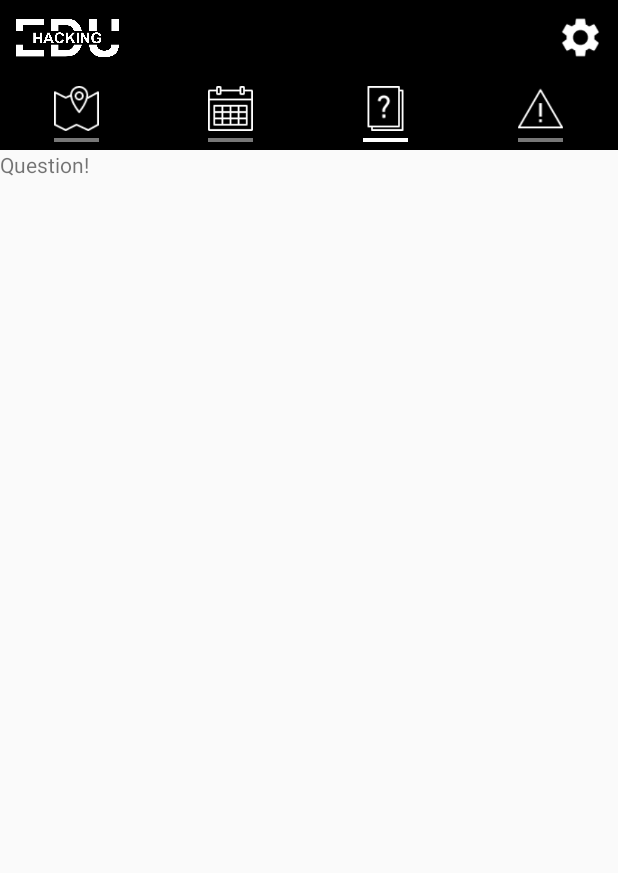
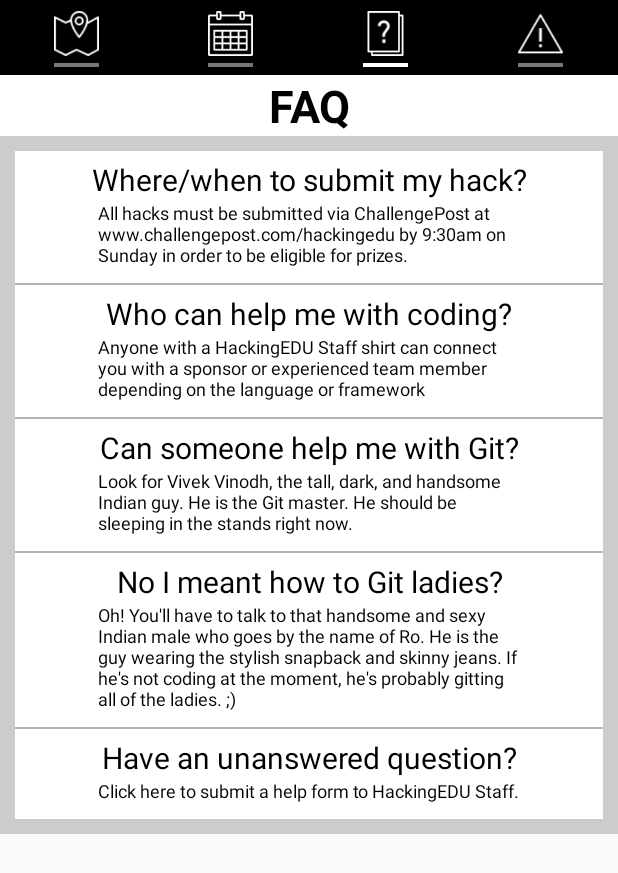
Before and after one commit to HackingEDU/HackingEDU.AndroidApp, an Android app: the screen it shows after launch (HomeActivity), after a tap on an icon or button, on a phone screen of 412 x 824 dp. Shown: the top 873 px of the screen. Run offline under Robolectric (Android 15) with nearby library versions, the phone set to English and light mode, and no system bars; 2 other taps on this screen came first.

Commit message:
FAQ page

```diff
--- /dev/null
+++ b/app/src/main/java/co/hackingedu/app/FAQ.java
@@ -0,0 +1,24 @@
+package co.hackingedu.app;
+
+/**
+ * Created by brandonkelley on 8/5/15.
+ */
+public class FAQ {
+
+	private String question;
+	private String answer;
+
+	public FAQ(String question, String answer) {
+		this.question = question;
+		this.answer = answer;
+	}
+
+	public String getQuestion() {
+		return question;
+	}
+
+	public String getAnswer() {
+		return answer;
+	}
+
+}
--- /dev/null
+++ b/app/src/main/java/co/hackingedu/app/FAQAdapter.java
@@ -0,0 +1,68 @@
+package co.hackingedu.app;
+
+import android.content.Context;
+import android.view.LayoutInflater;
+import android.view.View;
+import android.view.ViewGroup;
+import android.widget.BaseAdapter;
+import android.widget.TextView;
+
+import java.util.ArrayList;
+
+/**
+ * Created by brandonkelley on 8/5/15.
+ */
+public class FAQAdapter extends BaseAdapter {
+
+	private ArrayList<FAQ> items;
+	private LayoutInflater inflater;
+
+	public FAQAdapter(Context context, ArrayList<FAQ> items) {
+		this.items = items;
+		inflater = LayoutInflater.from(context);
+	}
+
+	@Override
+	public int getCount() {
+		return items.size();
+	}
+
+	@Override
+	public FAQ getItem(int index) {
+		return items.get(index);
+	}
+
+	@Override
+	public long getItemId(int index) {
+		return index;
+	}
+
+	@Override
+	public View getView(int index, View view, ViewGroup parent) {
+
+		ViewHolder holder;
+
+		if (view == null) {
+			view = inflater.inflate(R.layout.fragment_home_question_view, null);
+			holder = new ViewHolder();
+			holder.question = (TextView) view.findViewById(R.id.question_q);
+			holder.answer = (TextView) view.findViewById(R.id.question_a);
+			view.setTag(holder);
+		} else {
+			holder = (ViewHolder) view.getTag();
+		}
+
+		FAQ item = items.get(index);
+		holder.question.setText(item.getQuestion());
+		holder.answer.setText(item.getAnswer());
+
+		return view;
+
+	}
+
+	private static class ViewHolder {
+		TextView question;
+		TextView answer;
+	}
+
+}
--- a/app/src/main/java/co/hackingedu/app/HomeActivity.java
+++ b/app/src/main/java/co/hackingedu/app/HomeActivity.java
@@ -1,26 +1,27 @@
 package co.hackingedu.app;
 
 import android.app.Activity;
+import android.content.Context;
 import android.content.res.Resources;
 import android.os.Bundle;
-import android.view.LayoutInflater;
 import android.view.View;
 import android.view.ViewGroup;
+import android.view.inputmethod.InputMethodManager;
+import android.widget.AdapterView;
+import android.widget.ListView;
+
+import java.util.ArrayList;
 
 public class HomeActivity extends Activity {
 
-	private ViewGroup map;
-	private ViewGroup cal;
-	private ViewGroup quest;
-	private ViewGroup alert;
-	private ViewGroup content;
-	private ViewGroup currentSelected;
+	private static final int MAP_TAB = 0;
+	private static final int CAL_TAB = 1;
+	private static final int FAQ_TAB = 2;
+	private static final int ALERT_TAB = 3;
 
-	private View inflatedMap;
-	private View inflatedCal;
-	private View inflatedQuest;
-	private View inflatedAlert;
-	private View currentInflated;
+	private Navbar nav;
+	private Resources r;
+	private int previousTab;
 
 	@Override
 	protected void onCreate(Bundle savedInstanceState) {
@@ -28,120 +29,89 @@ public class HomeActivity extends Activity {
 		super.onCreate(savedInstanceState);
 		setContentView(R.layout.activity_home);
 
-		setViews();
-		setLayouts();
-		setNavListeners();
-		inflateMapLayout();
+		r = getResources();
+		previousTab = -1;
+
+		setNavbar();
+		populateFAQ();
 
 	}
 
-	private void setViews() {
+	private void setNavbar() {
 
-		map = (ViewGroup) findViewById(R.id.nav_map);
-		cal = (ViewGroup) findViewById(R.id.nav_calendar);
-		quest = (ViewGroup) findViewById(R.id.nav_question);
-		alert = (ViewGroup) findViewById(R.id.nav_alert);
-		content = (ViewGroup) findViewById(R.id.content);
+		ViewGroup map = (ViewGroup) findViewById(R.id.nav_map);
+		ViewGroup cal = (ViewGroup) findViewById(R.id.nav_calendar);
+		ViewGroup quest = (ViewGroup) findViewById(R.id.nav_question);
+		ViewGroup alert = (ViewGroup) findViewById(R.id.nav_alert);
+		ViewGroup content = (ViewGroup) findViewById(R.id.content);
+
+		nav = new Navbar(content, getLayoutInflater());
+
+		nav.addTab(map, R.layout.fragment_home_map);
+		nav.addTab(cal, R.layout.fragment_home_calendar);
+		nav.addTab(quest, R.layout.fragment_home_question);
+		nav.addTab(alert, R.layout.fragment_home_alert);
+
+		nav.attachListeners();
 
 	}
 
-	private void setLayouts() {
+	private void populateFAQ() {
 
-		LayoutInflater inflater = getLayoutInflater();
-		inflatedMap = inflater.inflate(R.layout.fragment_home_map, null);
-		inflatedCal = inflater.inflate(R.layout.fragment_home_calendar, null);
-		inflatedQuest = inflater.inflate(R.layout.fragment_home_question, null);
-		inflatedAlert = inflater.inflate(R.layout.fragment_home_alert, null);
+		nav.setTab(FAQ_TAB);
 
-	}
+		FAQ first = new FAQ(r.getString(R.string.q1), r.getString(R.string.a1));
+		FAQ second = new FAQ(r.getString(R.string.q2), r.getString(R.string.a2));
+		FAQ third = new FAQ(r.getString(R.string.q3), r.getString(R.string.a3));
+		FAQ fourth = new FAQ(r.getString(R.string.q4), r.getString(R.string.a4));
+		FAQ fifth = new FAQ(r.getString(R.string.q5), r.getString(R.string.a5));
 
-	private void setNavListeners() {
+		ArrayList<FAQ> FAQs = new ArrayList<FAQ>();
+		FAQs.add(first);
+		FAQs.add(second);
+		FAQs.add(third);
+		FAQs.add(fourth);
+		FAQs.add(fifth);
 
-		map.setOnClickListener(new View.OnClickListener() {
+		FAQAdapter adapter = new FAQAdapter(this, FAQs);
+		ListView FAQlist = (ListView) findViewById(R.id.faq_list);
+
+		FAQlist.setAdapter(adapter);
+		FAQlist.setOnItemClickListener(new AdapterView.OnItemClickListener() {
 			@Override
-			public void onClick(View v) {
-				if (currentSelected != map) {
-
-					content.removeView(currentInflated);
-					content.addView(inflatedMap);
-
-					Resources r = getResources();
-					currentSelected.getChildAt(1).setBackgroundColor(r.getColor(R.color.grey));
-					map.getChildAt(1).setBackgroundColor(r.getColor(R.color.white));
-
-					currentSelected = map;
-					currentInflated = inflatedMap;
-
+			public void onItemClick(AdapterView<?> parent, View view, int position, long id) {
+				if (id == 4) {
+					nav.inflateView(R.layout.fragment_home_question_form);
+					findViewById(R.id.help_form_submit).setOnClickListener(new View.OnClickListener() {
+						@Override
+						public void onClick(View v) {
+							View current = getWindow().getCurrentFocus();
+							if (current != null) {
+								InputMethodManager manager = (InputMethodManager) getSystemService(Context.INPUT_METHOD_SERVICE);
+								manager.hideSoftInputFromWindow(current.getWindowToken(), 0);
+							}
+							nav.deflateView();
+						}
+					});
 				}
 			}
 		});
 
-		cal.setOnClickListener(new View.OnClickListener() {
-			@Override
-			public void onClick(View v) {
-				if (currentSelected != cal) {
-
-					content.removeView(currentInflated);
-					content.addView(inflatedCal);
-
-					Resources r = getResources();
-					currentSelected.getChildAt(1).setBackgroundColor(r.getColor(R.color.grey));
-					cal.getChildAt(1).setBackgroundColor(r.getColor(R.color.white));
-
-					currentSelected = cal;
-					currentInflated = inflatedCal;
-
-				}
-			}
-		});
-
-		quest.setOnClickListener(new View.OnClickListener() {
-			@Override
-			public void onClick(View v) {
-				if (currentSelected != quest) {
-
-					content.removeView(currentInflated);
-					content.addView(inflatedQuest);
-
-					Resources r = getResources();
-					currentSelected.getChildAt(1).setBackgroundColor(r.getColor(R.color.grey));
-					quest.getChildAt(1).setBackgroundColor(r.getColor(R.color.white));
-
-					currentSelected = quest;
-					currentInflated = inflatedQuest;
-
-				}
-			}
-		});
-
-		alert.setOnClickListener(new View.OnClickListener() {
-			@Override
-			public void onClick(View v) {
-				if (currentSelected != alert) {
-
-					content.removeView(currentInflated);
-					content.addView(inflatedAlert);
-
-					Resources r = getResources();
-					currentSelected.getChildAt(1).setBackgroundColor(r.getColor(R.color.grey));
-					alert.getChildAt(1).setBackgroundColor(r.getColor(R.color.white));
-
-					currentSelected = alert;
-					currentInflated = inflatedAlert;
-
-				}
-			}
-		});
+		nav.resetTab();
 
 	}
 
-	private void inflateMapLayout() {
-
-		content.addView(inflatedMap);
-		map.getChildAt(1).setBackgroundColor(getResources().getColor(R.color.white));
-		currentSelected = map;
-		currentInflated = inflatedMap;
-
+	@Override
+	public void onBackPressed() {
+		if (previousTab == -1) {
+			super.onBackPressed();
+		} else if (nav.hasInflated()) {
+			nav.deflateView();
+		} else {
+			int temp = nav.getTab();
+			nav.setTab(previousTab);
+			previousTab = temp;
+		}
 	}
 
 }
--- /dev/null
+++ b/app/src/main/java/co/hackingedu/app/Navbar.java
@@ -0,0 +1,103 @@
+package co.hackingedu.app;
+
+import android.content.res.Resources;
+import android.view.LayoutInflater;
+import android.view.View;
+import android.view.ViewGroup;
+
+import java.util.ArrayList;
+
+public class Navbar {
+
+	private ArrayList<ViewGroup> tabs;
+	private ArrayList<View> contents;
+	private LayoutInflater inflater;
+	private ViewGroup contentFrame;
+	private int currentTabIndex;
+	private Resources resources;
+	private View tempInflated;
+
+	public Navbar(ViewGroup parent, LayoutInflater layoutInflater) {
+		tabs = new ArrayList<ViewGroup>();
+		contents = new ArrayList<View>();
+		inflater = layoutInflater;
+		contentFrame = parent;
+		currentTabIndex = -1;
+		resources = parent.getResources();
+	}
+
+	public void addTab(ViewGroup tab, int layoutId) {
+
+		tabs.add(tab);
+		contents.add(inflater.inflate(layoutId, null));
+
+		if (currentTabIndex == -1) {
+			contentFrame.addView(contents.get(0));
+			tabs.get(0).getChildAt(1).setBackgroundColor(resources.getColor(R.color.white));
+			currentTabIndex = 0;
+		}
+
+	}
+
+	public void setTab(int index) {
+		contentFrame.removeView(contents.get(currentTabIndex));
+		contentFrame.addView(contents.get(index));
+		currentTabIndex = index;
+	}
+
+	public int getTab() {
+		return currentTabIndex;
+	}
+
+	public void resetTab() {
+		contentFrame.removeView(contents.get(currentTabIndex));
+		contentFrame.addView(contents.get(0));
+		currentTabIndex = 0;
+	}
+
+	public void inflateView(int layoutId) {
+		tempInflated = inflater.inflate(layoutId, null);
+		contentFrame.removeView(contents.get(currentTabIndex));
+		contentFrame.addView(tempInflated);
+	}
+
+	public void deflateView() {
+		if (tempInflated != null) {
+			contentFrame.removeView(tempInflated);
+			contentFrame.addView(contents.get(currentTabIndex));
+			tempInflated = null;
+		}
+	}
+
+	public boolean hasInflated() {
+		if (tempInflated == null) {
+			return false;
+		}
+		return true;
+	}
+
+	public void attachListeners() {
+
+		for (int i = 0; i < tabs.size(); i++) {
+			final int j = i;
+			tabs.get(j).setOnClickListener(new View.OnClickListener() {
+				@Override
+				public void onClick(View v) {
+					if (tempInflated != null) {
+						deflateView();
+						tempInflated = null;
+					}
+					if (currentTabIndex != j) {
+						contentFrame.removeView(contents.get(currentTabIndex));
+						contentFrame.addView(contents.get(j));
+						tabs.get(currentTabIndex).getChildAt(1).setBackgroundColor(resources.getColor(R.color.grey));
+						tabs.get(j).getChildAt(1).setBackgroundColor(resources.getColor(R.color.white));
+						currentTabIndex = j;
+					}
+				}
+			});
+		}
+
+	}
+
+}
--- a/app/src/main/res/layout/activity_home.xml
+++ b/app/src/main/res/layout/activity_home.xml
@@ -10,33 +10,6 @@
 	android:orientation="vertical"
 	tools:context=".HomeActivity">
 
-	<RelativeLayout
-		android:layout_width="match_parent"
-		android:layout_height="@dimen/nav_height"
-		android:background="@color/black">
-
-		<ImageView
-			android:layout_width="@dimen/logo_width"
-			android:layout_height="match_parent"
-			android:layout_marginStart="@dimen/logo_margin_left"
-			android:layout_marginLeft="@dimen/logo_margin_left"
-			android:layout_alignParentStart="true"
-			android:layout_alignParentLeft="true"
-			android:src="@drawable/logo" />
-
-		<ImageView
-			android:layout_width="@dimen/gear_width"
-			android:layout_height="@dimen/gear_height"
-			android:layout_marginEnd="@dimen/gear_margin_right"
-			android:layout_marginRight="@dimen/gear_margin_right"
-			android:layout_marginTop="@dimen/gear_margin_top"
-			android:layout_marginBottom="@dimen/gear_margin_bottom"
-			android:layout_alignParentEnd="true"
-			android:layout_alignParentRight="true"
-			android:src="@drawable/gear"/>
-
-	</RelativeLayout>
-
 	<LinearLayout
 		android:layout_width="match_parent"
 		android:layout_height="@dimen/nav_height">
@@ -48,8 +21,8 @@
 			android:orientation="vertical"
 			android:background="@color/black"
 			android:layout_weight="1"
-			android:paddingTop="@dimen/nav_padding_top"
-			android:paddingBottom="@dimen/nav_padding_bottom"
+			android:paddingTop="@dimen/tab_padding"
+			android:paddingBottom="@dimen/tab_padding"
 			android:gravity="center"
 			android:clickable="true">
 
@@ -73,8 +46,8 @@
 			android:orientation="vertical"
 			android:background="@color/black"
 			android:layout_weight="1"
-			android:paddingTop="@dimen/nav_padding_top"
-			android:paddingBottom="@dimen/nav_padding_bottom"
+			android:paddingTop="@dimen/tab_padding"
+			android:paddingBottom="@dimen/tab_padding"
 			android:gravity="center"
 			android:clickable="true">
 
@@ -98,8 +71,8 @@
 			android:orientation="vertical"
 			android:background="@color/black"
 			android:layout_weight="1"
-			android:paddingTop="@dimen/nav_padding_top"
-			android:paddingBottom="@dimen/nav_padding_bottom"
+			android:paddingTop="@dimen/tab_padding"
+			android:paddingBottom="@dimen/tab_padding"
 			android:gravity="center"
 			android:clickable="true">
 
@@ -123,8 +96,8 @@
 			android:orientation="vertical"
 			android:background="@color/black"
 			android:layout_weight="1"
-			android:paddingTop="@dimen/nav_padding_top"
-			android:paddingBottom="@dimen/nav_padding_bottom"
+			android:paddingTop="@dimen/tab_padding"
+			android:paddingBottom="@dimen/tab_padding"
 			android:gravity="center"
 			android:clickable="true">
 
--- a/app/src/main/res/layout/fragment_home_question.xml
+++ b/app/src/main/res/layout/fragment_home_question.xml
@@ -1,12 +1,27 @@
 <?xml version="1.0" encoding="utf-8"?>
-<LinearLayout xmlns:android="http://schemas.android.com/apk/res/android"
-			  android:orientation="vertical"
-			  android:layout_width="match_parent"
-			  android:layout_height="match_parent">
+
+<LinearLayout
+	xmlns:android="http://schemas.android.com/apk/res/android"
+	android:orientation="vertical"
+	android:layout_width="match_parent"
+	android:layout_height="match_parent"
+	android:background="@color/lightGrey">
 
 	<TextView
 		android:layout_width="match_parent"
-		android:layout_height="match_parent"
-		android:text="Question!"/>
+		android:layout_height="wrap_content"
+		android:gravity="center"
+		android:background="@color/white"
+		android:textSize="30sp"
+		android:textStyle="bold"
+		android:textColor="@color/black"
+		android:text="@string/faq"/>
+
+	<ListView
+		android:id="@+id/faq_list"
+		android:layout_width="match_parent"
+		android:layout_height="fill_parent"
+		android:padding="@dimen/listview_padding">
+	</ListView>
 
 </LinearLayout>
--- /dev/null
+++ b/app/src/main/res/layout/fragment_home_question_form.xml
@@ -0,0 +1,37 @@
+<?xml version="1.0" encoding="utf-8"?>
+<LinearLayout
+	xmlns:android="http://schemas.android.com/apk/res/android"
+	android:orientation="vertical"
+	android:layout_width="match_parent"
+	android:layout_height="match_parent"
+	android:gravity="center">
+
+	<TextView
+		android:layout_width="match_parent"
+		android:layout_height="wrap_content"
+		android:gravity="center"
+		android:background="@color/white"
+		android:textSize="30sp"
+		android:textStyle="bold"
+		android:textColor="@color/black"
+		android:text="@string/help_title"/>
+
+	<EditText
+		android:layout_width="250dp"
+		android:layout_height="wrap_content"
+		android:hint="@string/help_name"/>
+
+	<EditText
+		android:layout_width="250dp"
+		android:layout_height="120dp"
+		android:inputType="textMultiLine"
+		android:gravity="start"
+		android:hint="@string/help_question"/>
+
+	<Button
+		android:id="@+id/help_form_submit"
+		android:layout_width="wrap_content"
+		android:layout_height="wrap_content"
+		android:text="@string/submit"/>
+
+</LinearLayout>
--- /dev/null
+++ b/app/src/main/res/layout/fragment_home_question_view.xml
@@ -0,0 +1,31 @@
+<?xml version="1.0" encoding="utf-8"?>
+
+<LinearLayout
+	xmlns:android="http://schemas.android.com/apk/res/android"
+	android:orientation="vertical"
+	android:layout_width="match_parent"
+	android:layout_height="match_parent"
+	android:layout_gravity="center"
+	android:padding="@dimen/listview_item_padding"
+	android:background="@color/white">
+
+	<TextView
+		android:id="@+id/question_q"
+		android:layout_width="match_parent"
+		android:layout_height="wrap_content"
+		android:gravity="center"
+		android:textColor="@color/black"
+		android:textSize="20sp"/>
+
+	<TextView
+		android:id="@+id/question_a"
+		android:layout_width="match_parent"
+		android:layout_height="wrap_content"
+		android:paddingLeft="50dp"
+		android:paddingRight="50dp"
+		android:gravity="start"
+		android:layout_marginBottom="5dp"
+		android:textColor="@color/black"
+		android:textSize="12sp"/>
+
+</LinearLayout>
--- a/app/src/main/res/values/colors.xml
+++ b/app/src/main/res/values/colors.xml
@@ -4,5 +4,6 @@
 	<color name="white">#FFFFFF</color>
 	<color name="black">#000000</color>
 	<color name="grey">#777777</color>
+	<color name="lightGrey">#CCCCCC</color>
 
 </resources>
--- a/app/src/main/res/values/dimens.xml
+++ b/app/src/main/res/values/dimens.xml
@@ -1,25 +1,24 @@
 <resources>
-	<!-- Default screen margins, per the Android Design guidelines. -->
+
 	<dimen name="activity_horizontal_margin">16dp</dimen>
 	<dimen name="activity_vertical_margin">16dp</dimen>
 	<dimen name="activity_no_margin">0dp</dimen>
 
 	<dimen name="nav_height">50dp</dimen>
-	<dimen name="nav_padding_top">5dp</dimen>
-	<dimen name="nav_padding_bottom">5dp</dimen>
 
-	<dimen name="logo_width">70dp</dimen>
-	<dimen name="logo_margin_left">10dp</dimen>
+	<dimen name="logo_padding">10dp</dimen>
 
-	<dimen name="gear_width">30dp</dimen>
-	<dimen name="gear_height">30dp</dimen>
-	<dimen name="gear_margin_right">10dp</dimen>
-	<dimen name="gear_margin_top">10dp</dimen>
-	<dimen name="gear_margin_bottom">10dp</dimen>
+	<dimen name="tab_padding">5dp</dimen>
 
 	<dimen name="icon_width">30dp</dimen>
 
 	<dimen name="selected_width">30dp</dimen>
 	<dimen name="selected_height">5dp</dimen>
 	<dimen name="selected_margin_bottom">10dp</dimen>
+
+	<dimen name="listview_padding">10dp</dimen>
+	<dimen name="listview_item_padding">5dp</dimen>
+
+	<dimen name="form_width">80dp</dimen>
+
 </resources>
--- a/app/src/main/res/values/strings.xml
+++ b/app/src/main/res/values/strings.xml
@@ -1,4 +1,23 @@
 <resources>
+
 	<string name="app_name">App</string>
-	<string name="hello_world">Hello world!</string>
+
+	<string name="faq">FAQ</string>
+	<string name="q1">Where/when to submit my hack?</string>
+	<string name="a1">All hacks must be submitted via ChallengePost at www.challengepost.com/hackingedu by 9:30am on Sunday in order to be eligible for prizes.</string>
+	<string name="q2">Who can help me with coding?</string>
+	<string name="a2">Anyone with a HackingEDU Staff shirt can connect you with a sponsor or experienced team member depending on the language or framework</string>
+	<string name="q3">Can someone help me with Git?</string>
+	<string name="a3">Look for Vivek Vinodh, the tall, dark, and handsome Indian guy. He is the Git master. He should be sleeping in the stands right now.</string>
+	<string name="q4">No I meant how to Git ladies?</string>
+	<string name="a4">Oh! You\'ll have to talk to that handsome and sexy Indian male who goes by the name of Ro. He is the guy wearing the stylish snapback and skinny jeans. If he\'s not coding at the moment, he\'s probably gitting all of the ladies. ;)</string>
+	<string name="q5">Have an unanswered question?</string>
+	<string name="a5">Click here to submit a help form to HackingEDU Staff.</string>
+
+	<string name="help_title">Get Help</string>
+	<string name="help_name">Team Number</string>
+	<string name="help_question">Question</string>
+
+	<string name="submit">Submit</string>
+
 </resources>
```
Also changed, not shown: 3 other files.
